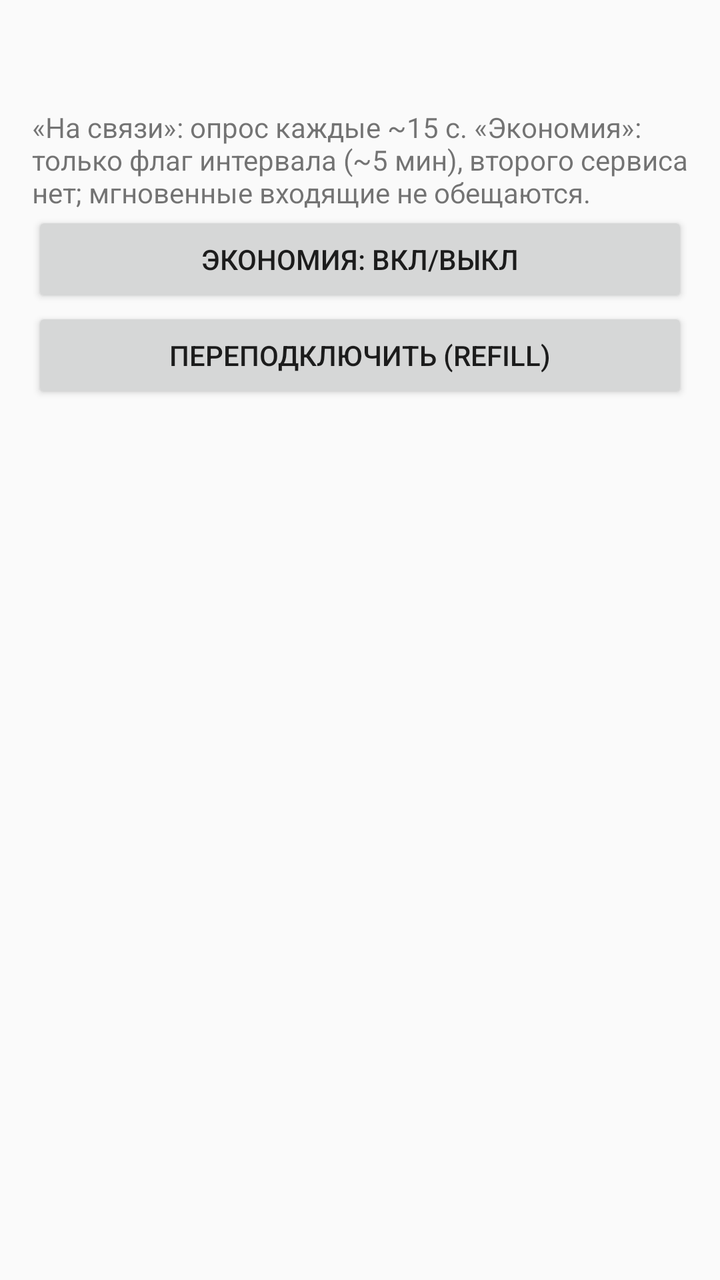
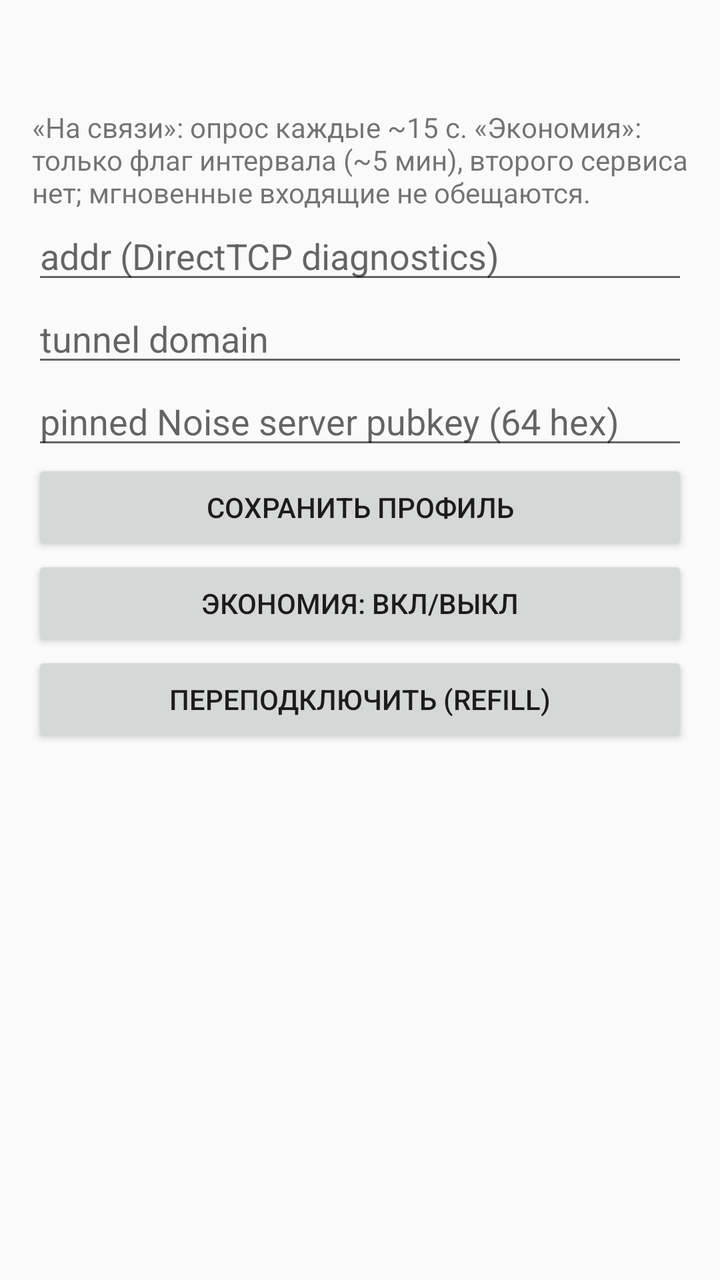

Two renders of the same Android screen: before a commit and after it. Below are the layout's source before the change and the commit's diff.
<!-- AndroidManifest.xml: application theme Theme.Dmsg -->
<!-- res/layout/activity_diagnostics.xml -->
<?xml version="1.0" encoding="utf-8"?>
<ScrollView xmlns:android="http://schemas.android.com/apk/res/android"
    android:layout_width="match_parent" android:layout_height="match_parent">
<LinearLayout android:orientation="vertical" android:layout_width="match_parent" android:layout_height="wrap_content" android:padding="16dp">
    <TextView android:id="@+id/account" android:layout_width="match_parent" android:layout_height="wrap_content" />
    <TextView android:id="@+id/fgs" android:layout_width="match_parent" android:layout_height="wrap_content" />
    <TextView android:id="@+id/economy_desc" android:layout_width="match_parent" android:layout_height="wrap_content" android:text="@string/economy_desc" />
    <Button android:id="@+id/btn_economy" android:layout_width="match_parent" android:layout_height="wrap_content" android:text="Экономия: вкл/выкл" />
    <Button android:id="@+id/btn_reconnect" android:layout_width="match_parent" android:layout_height="wrap_content" android:text="Переподключить (refill)" />
    <TextView android:id="@+id/stats" android:layout_width="match_parent" android:layout_height="wrap_content" />
</LinearLayout>
</ScrollView>
<!-- resources referenced by this layout -->
<resources>
  <string name="economy_desc">«На связи»: опрос каждые ~15 с. «Экономия»: только флаг интервала (~5 мин), второго сервиса нет; мгновенные входящие не обещаются.</string>
  <style name="Theme.Dmsg" parent="Theme.AppCompat.Light.NoActionBar">
          <item name="colorPrimary">#1a73e8</item>
      </style>
</resources>

<!-- the commit's change to res/layout/activity_diagnostics.xml (unified diff, before → after) -->
@@ -5,6 +5,10 @@
     <TextView android:id="@+id/account" android:layout_width="match_parent" android:layout_height="wrap_content" />
     <TextView android:id="@+id/fgs" android:layout_width="match_parent" android:layout_height="wrap_content" />
     <TextView android:id="@+id/economy_desc" android:layout_width="match_parent" android:layout_height="wrap_content" android:text="@string/economy_desc" />
+    <EditText android:id="@+id/profile_addr" android:layout_width="match_parent" android:layout_height="wrap_content" android:hint="addr (DirectTCP diagnostics)" android:inputType="textUri" />
+    <EditText android:id="@+id/profile_domain" android:layout_width="match_parent" android:layout_height="wrap_content" android:hint="tunnel domain" android:inputType="textUri" />
+    <EditText android:id="@+id/profile_pub" android:layout_width="match_parent" android:layout_height="wrap_content" android:hint="pinned Noise server pubkey (64 hex)" android:inputType="textNoSuggestions" />
+    <Button android:id="@+id/btn_save_profile" android:layout_width="match_parent" android:layout_height="wrap_content" android:text="Сохранить профиль" />
     <Button android:id="@+id/btn_economy" android:layout_width="match_parent" android:layout_height="wrap_content" android:text="Экономия: вкл/выкл" />
     <Button android:id="@+id/btn_reconnect" android:layout_width="match_parent" android:layout_height="wrap_content" android:text="Переподключить (refill)" />
     <TextView android:id="@+id/stats" android:layout_width="match_parent" android:layout_height="wrap_content" />
